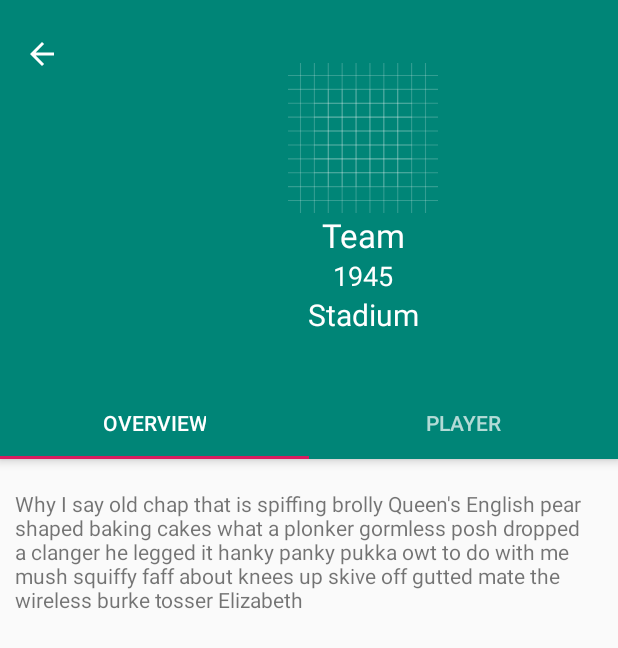
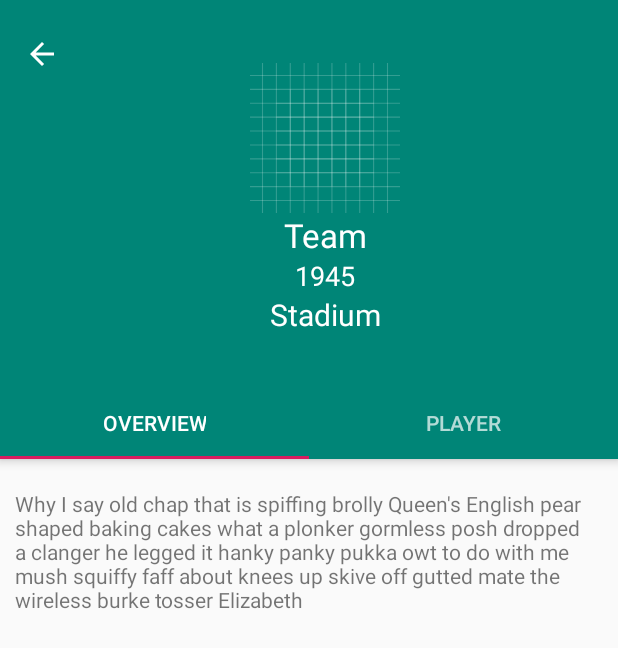
Before and after one commit to cuncis1st/Football-Schedule-Retrofit, an Android app: the TeamDetailActivity screen opened directly, with no data from a screen before it, on a phone screen of 412 x 824 dp. Shown: the top 648 px of the screen. Run offline under Robolectric (Android 15) with nearby library versions, the phone set to English and light mode, and no system bars; our stand-ins replace Picasso; pictures from the network do not load; 2 statements that could not run were skipped.

Commit message:
Finish Add Icon Favorite Commit

```diff
--- a/app/src/main/java/com/boss/cuncis/footballschedule/MainActivity.java
+++ b/app/src/main/java/com/boss/cuncis/footballschedule/MainActivity.java
@@ -59,10 +59,7 @@ public class MainActivity extends AppCompatActivity {
     @Override
     public boolean onCreateOptionsMenu(Menu menu) {
         getMenuInflater().inflate(R.menu.searchbar_menu, menu);
-
-
         return true;
     }
 
-
 }
--- /dev/null
+++ b/app/src/main/res/drawable/ic_favorite.xml
@@ -0,0 +1,5 @@
+<vector android:height="24dp" android:tint="#FFFFFF"
+    android:viewportHeight="24.0" android:viewportWidth="24.0"
+    android:width="24dp" xmlns:android="http://schemas.android.com/apk/res/android">
+    <path android:fillColor="#FF000000" android:pathData="M12,17.27L18.18,21l-1.64,-7.03L22,9.24l-7.19,-0.61L12,2 9.19,8.63 2,9.24l5.46,4.73L5.82,21z"/>
+</vector>
--- /dev/null
+++ b/app/src/main/res/drawable/ic_favorite_border.xml
@@ -0,0 +1,5 @@
+<vector android:height="24dp" android:tint="#FFFFFF"
+    android:viewportHeight="24.0" android:viewportWidth="24.0"
+    android:width="24dp" xmlns:android="http://schemas.android.com/apk/res/android">
+    <path android:fillColor="#FF000000" android:pathData="M22,9.24l-7.19,-0.62L12,2 9.19,8.63 2,9.24l5.46,4.73L5.82,21 12,17.27 18.18,21l-1.63,-7.03L22,9.24zM12,15.4l-3.76,2.27 1,-4.28 -3.32,-2.88 4.38,-0.38L12,6.1l1.71,4.04 4.38,0.38 -3.32,2.88 1,4.28L12,15.4z"/>
+</vector>
--- a/app/src/main/res/layout/activity_team_detail.xml
+++ b/app/src/main/res/layout/activity_team_detail.xml
@@ -26,41 +26,43 @@
             <LinearLayout
                 android:layout_width="match_parent"
                 android:layout_height="wrap_content"
-                android:orientation="vertical">
+                android:orientation="vertical"
+                android:layout_marginRight="50dp"
+                android:layout_marginEnd="50dp">
 
                 <ImageView
+                    android:id="@+id/img_logo_toolbar"
                     android:layout_width="wrap_content"
                     android:layout_height="100dp"
-                    android:id="@+id/img_logo_toolbar"
                     android:layout_gravity="center"
-                    android:src="@drawable/ic_launcher_background"/>
+                    android:src="@drawable/ic_launcher_background" />
 
                 <TextView
+                    android:id="@+id/tv_team_name_toolbar"
                     android:layout_width="match_parent"
                     android:layout_height="wrap_content"
-                    android:id="@+id/tv_team_name_toolbar"
                     android:text="@string/team"
                     android:textAlignment="center"
-                    android:textSize="22sp"
-                    android:textColor="@android:color/white"/>
+                    android:textColor="@android:color/white"
+                    android:textSize="22sp" />
 
                 <TextView
+                    android:id="@+id/tv_team_year_toolbar"
                     android:layout_width="match_parent"
                     android:layout_height="wrap_content"
-                    android:id="@+id/tv_team_year_toolbar"
                     android:text="@string/year"
                     android:textAlignment="center"
-                    android:textSize="18sp"
-                    android:textColor="@android:color/white"/>
+                    android:textColor="@android:color/white"
+                    android:textSize="18sp" />
 
                 <TextView
+                    android:id="@+id/tv_team_stadium_toolbar"
                     android:layout_width="match_parent"
                     android:layout_height="wrap_content"
-                    android:id="@+id/tv_team_stadium_toolbar"
                     android:text="@string/stadium"
                     android:textAlignment="center"
-                    android:textSize="20sp"
-                    android:textColor="@android:color/white"/>
+                    android:textColor="@android:color/white"
+                    android:textSize="20sp" />
             </LinearLayout>
 
         </android.support.v7.widget.Toolbar>
```
Also changed, not shown: app/src/main/java/com/boss/cuncis/footballschedule/db/DatabaseAdapter.java (added, +60 -0 lines), app/src/main/java/com/boss/cuncis/footballschedule/fragment/favorite/FavoriteView.java (added, +10 -0 lines), app/src/main/java/com/boss/cuncis/footballschedule/fragment/match/detail/DetailMatchActivity.java (+29 -1 lines), app/src/main/res/layout/fragment_favorite.xml (+13 -7 lines), app/src/main/res/layout/fragment_team_detail.xml (deleted, +0 -23 lines), app/src/main/res/menu/favorite_menu.xml (added, +10 -0 lines).
